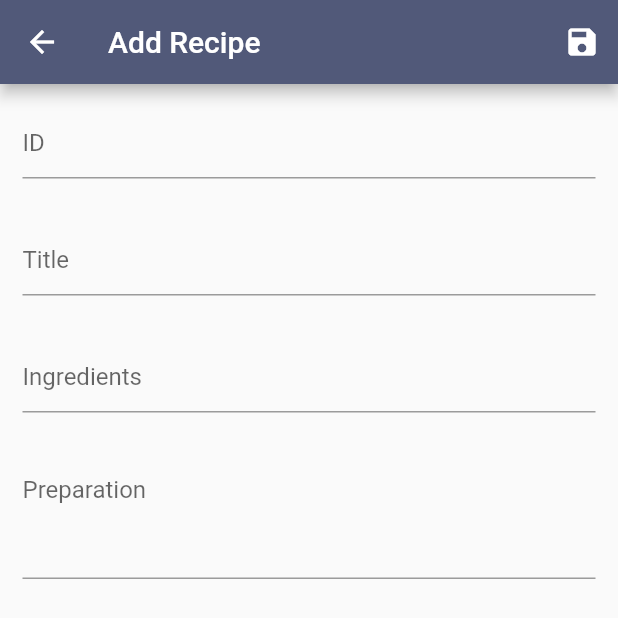
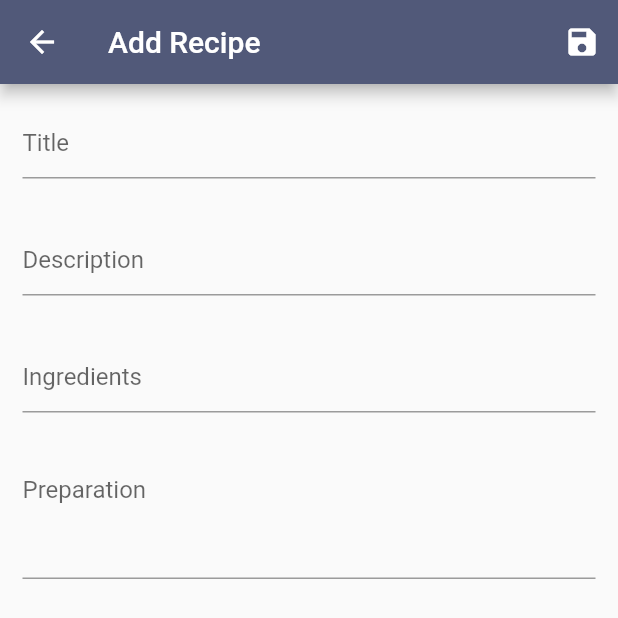
Before and after one commit to gulkorkut/magicmeals, a Flutter app: the RecipeAdd screen opened by its route, after a tap on the "save" icon, on a phone screen of 412 x 824 dp, the top half of it. Run offline on Flutter 3.47's test engine with Material 2 defaults, Android fonts, the phone set to English and light mode, and no system bars; our stand-ins replace firebase_auth, firebase_core, flutter_rating_bar, flutter_screenutil, get, rounded_loading_button; accounts and stored records are empty.

Commit message:
Added some changes to recipe_add_page

```diff
--- a/lib/main.dart
+++ b/lib/main.dart
@@ -10,9 +10,7 @@ import 'package:magicmeals202/pages/recipe_detailed_page.dart';
 import 'package:magicmeals202/pages/recipe_add_page.dart';
 import 'package:magicmeals202/widgets/recipe_card.dart';
 import 'package:provider/provider.dart';
-
 import 'classes/recipe.dart';
-
 
 void main() {
   WidgetsFlutterBinding.ensureInitialized();
--- a/lib/pages/recipe_add_page.dart
+++ b/lib/pages/recipe_add_page.dart
@@ -14,7 +14,13 @@ class _RecipeAddState extends State<RecipeAdd> {
   List controllers = List.generate(5, (index) => TextEditingController());
   String URL = "";
   final _form = GlobalKey<FormState>();
-  List names = ["ID", "Title", "Ingredients", "Preparation"];
+  List names = ["Title", "Description", "Ingredients", "Preparation"];
+  String temp_title ="";
+  String temp_desc ="";
+  String temp_ingre ="";
+  String temp_prep ="";
+  String temp_url ="";
+
   @override
   void initState() {
     _imageUrlFocusNode.addListener(_updateImageUrl);
@@ -51,7 +57,11 @@ class _RecipeAddState extends State<RecipeAdd> {
         actions: [
           IconButton(
             onPressed: () {
-
+              temp_title = controllers[0].text;
+              temp_desc = controllers[1].text;
+              temp_ingre = controllers[2].text;
+              temp_prep = controllers[3].text;
+              temp_url = controllers[4].text;
             },
             icon: const Icon(Icons.save),
           )
```
Also changed, not shown: lib/pages/login_input_page.dart (+12 -7 lines).
